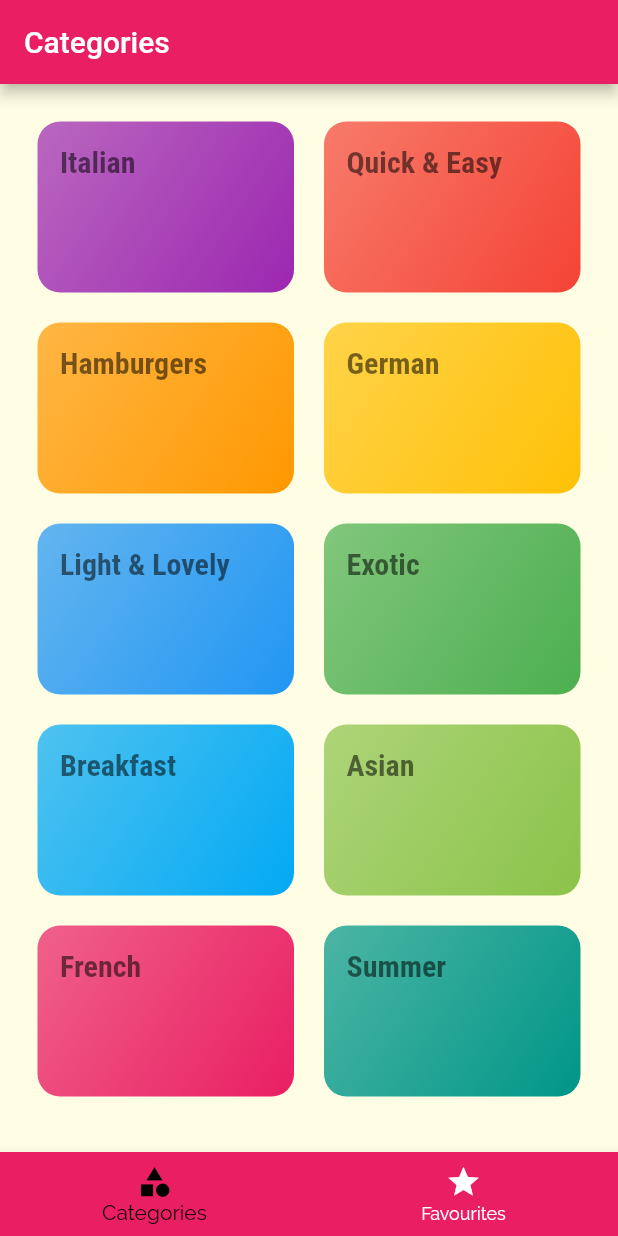
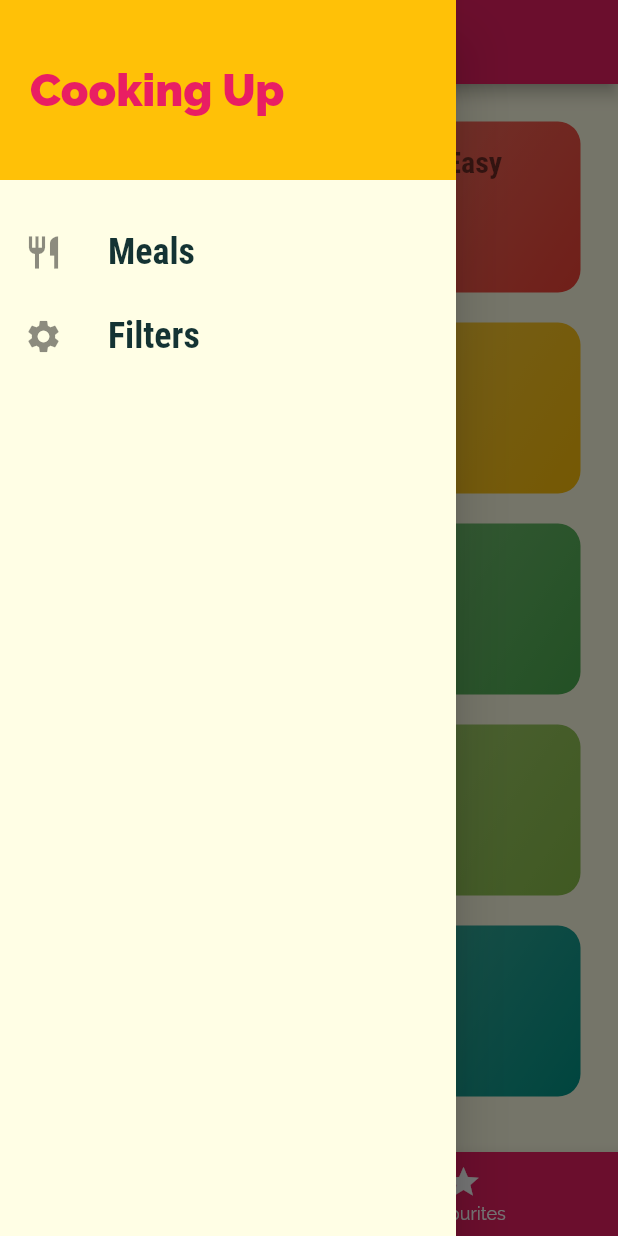
Before and after one commit to emmanueletti/flutter_meal_app, a Flutter app: the screen it shows after launch, with the side drawer open (before the commit the screen has no drawer), on a phone screen of 412 x 824 dp. Run offline on Flutter 3.47's test engine with Material 2 defaults, Android fonts, the phone set to English and light mode, and no system bars.

```diff
--- a/lib/main.dart
+++ b/lib/main.dart
@@ -1,4 +1,5 @@
 import 'package:flutter/material.dart';
+import './screens/filters_screen.dart';
 import './screens/tabs_screen.dart';
 import './screens/meal_detail_screen.dart';
 import './screens/categories_meals_screen.dart';
@@ -36,6 +37,7 @@ class MyApp extends StatelessWidget {
       routes: {
         CategoriesMealsScreen.routeName: (ctx) => CategoriesMealsScreen(),
         MealDetailScreen.routeName: (ctx) => MealDetailScreen(),
+        FiltersScreen.routeName: (ctx) => FiltersScreen(),
       },
       // onGenerateRoute gets hit when navigator.pushNamed is called for a route
       // that has not yet been registed in the main routes object. It ultimately
--- /dev/null
+++ b/lib/screens/filters_screen.dart
@@ -0,0 +1,15 @@
+import 'package:flutter/material.dart';
+
+class FiltersScreen extends StatelessWidget {
+  static const routeName = '/filters-screen';
+  const FiltersScreen({Key key}) : super(key: key);
+
+  @override
+  Widget build(BuildContext context) {
+    return Scaffold(
+      appBar: AppBar(
+        title: Text('Filters'),
+      ),
+    );
+  }
+}
--- a/lib/screens/tabs_screen.dart
+++ b/lib/screens/tabs_screen.dart
@@ -5,6 +5,7 @@
 /// manually keeping track of state
 
 import 'package:flutter/material.dart';
+import '../widgets/main_drawer.dart';
 import './favourites_screen.dart';
 import './categories_screen.dart';
 
@@ -42,6 +43,8 @@ class _TabsScreenState extends State<TabsScreen> {
       appBar: AppBar(
         title: Text(_pages[_selectedPageIndex]['title']),
       ),
+      // automatically controlled by flutter
+      drawer: MainDrawer(),
       body: _pages[_selectedPageIndex]['page'],
       bottomNavigationBar: BottomNavigationBar(
         onTap: _selectPage,
--- /dev/null
+++ b/lib/widgets/main_drawer.dart
@@ -0,0 +1,66 @@
+import 'package:flutter/material.dart';
+import '../screens/filters_screen.dart';
+
+class MainDrawer extends StatelessWidget {
+  const MainDrawer({Key key}) : super(key: key);
+
+  // Can use a widget instead of a builder method
+  Widget buildListTile(
+      {@required String title, @required IconData icon, @required tapHandler}) {
+    return ListTile(
+      leading: Icon(
+        icon,
+        size: 26,
+      ),
+      title: Text(
+        title,
+        style: TextStyle(
+          fontFamily: 'RobotoCondensed',
+          fontSize: 24,
+          fontWeight: FontWeight.bold,
+        ),
+      ),
+      onTap: tapHandler,
+    );
+  }
+
+  @override
+  Widget build(BuildContext context) {
+    return Drawer(
+      child: Column(
+        children: [
+          Container(
+            height: 120,
+            width: double.infinity,
+            padding: EdgeInsets.all(20),
+            alignment: Alignment.centerLeft,
+            color: Theme.of(context).accentColor,
+            child: Text(
+              'Cooking Up',
+              style: TextStyle(
+                  fontWeight: FontWeight.w900,
+                  fontSize: 30,
+                  color: Theme.of(context).primaryColor),
+            ),
+          ),
+          SizedBox(
+            height: 20,
+          ),
+          buildListTile(
+              title: 'Meals',
+              icon: Icons.restaurant,
+              tapHandler: () {
+                Navigator.of(context).pushReplacementNamed('/');
+              }),
+          buildListTile(
+              title: 'Filters',
+              icon: Icons.settings,
+              tapHandler: () {
+                Navigator.of(context)
+                    .pushReplacementNamed(FiltersScreen.routeName);
+              }),
+        ],
+      ),
+    );
+  }
+}
```
Also changed, not shown: lib/screens/categories_meals_screen.dart (+58 -18 lines), lib/screens/meal_detail_screen.dart (+8 -0 lines), lib/widgets/meal_item.dart (+12 -4 lines).
